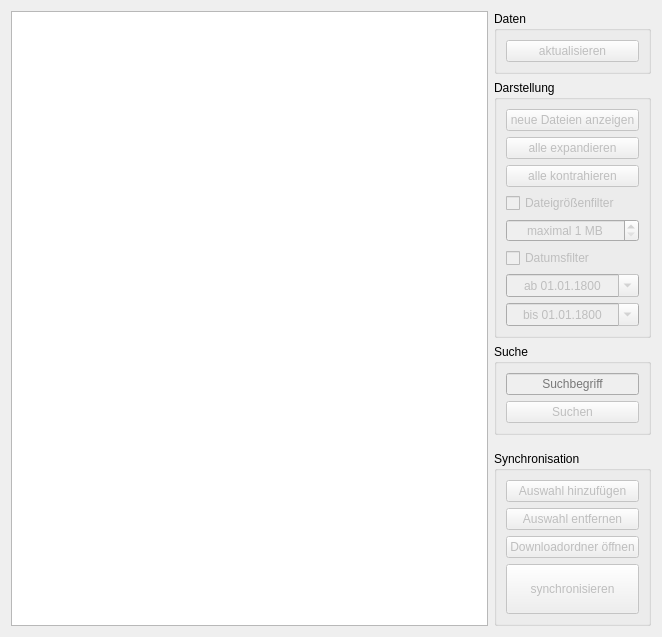
Old version of the form browser.ui in the repository RobertKrajewski/Sync-my-L2P.
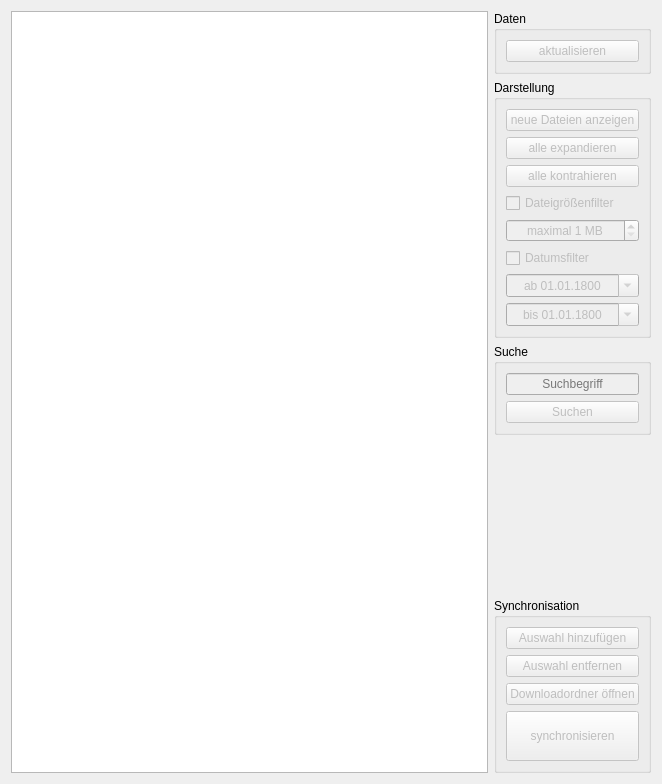
New version of the form. Icons and pictures are not drawn.

The edit to the form file:
```diff
--- a/browser.ui
+++ b/browser.ui
@@ -7,7 +7,7 @@
     <x>0</x>
     <y>0</y>
     <width>662</width>
-    <height>601</height>
+    <height>784</height>
    </rect>
   </property>
   <property name="windowTitle">
```
